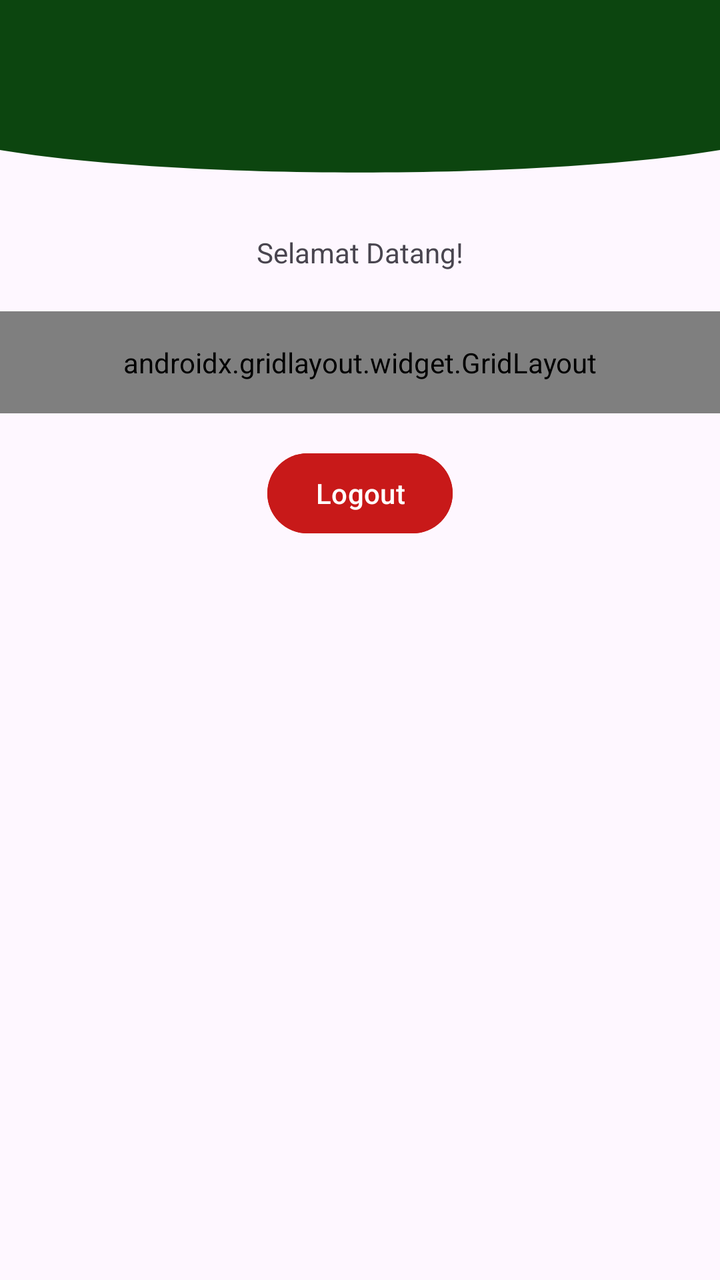
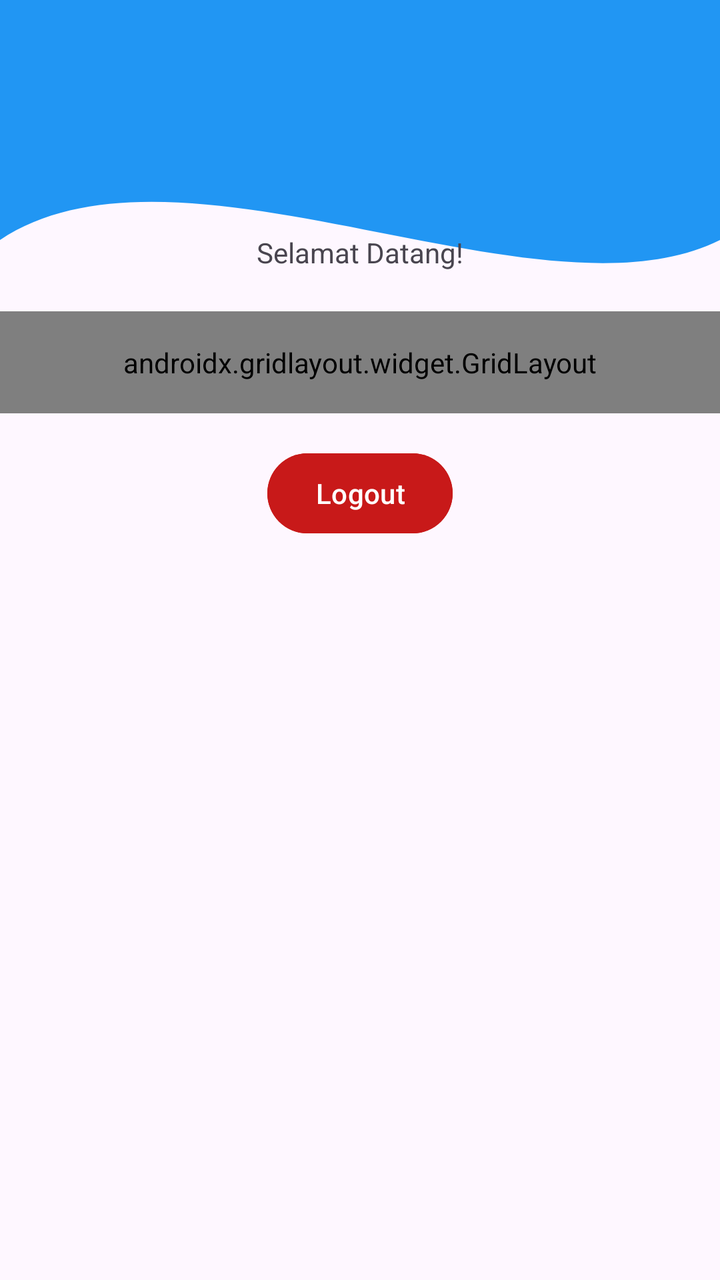

Before-and-after screenshots of an Android layout around one commit, followed by the original layout XML and the change that was made.
<!-- AndroidManifest.xml: application theme Theme.Ayu_3TIF -->
<!-- res/layout/fragment_home.xml -->
<?xml version="1.0" encoding="utf-8"?>
<androidx.constraintlayout.widget.ConstraintLayout xmlns:android="http://schemas.android.com/apk/res/android"
    xmlns:app="http://schemas.android.com/apk/res-auto"
    xmlns:tools="http://schemas.android.com/tools"
    android:layout_width="match_parent"
    android:layout_height="match_parent"
    tools:context=".Home.HomeFragment">

    <androidx.appcompat.widget.Toolbar
        android:id="@+id/toolbar"
        android:layout_width="match_parent"
        android:layout_height="?attr/actionBarSize"
        android:background="?attr/colorPrimary"
        android:backgroundTint="#4889A6"
        app:layout_constraintEnd_toEndOf="parent"
        app:layout_constraintStart_toStartOf="parent"
        app:layout_constraintTop_toTopOf="parent"
        app:layout_scrollFlags="scroll|enterAlways"
        app:subtitleTextColor="@android:color/white"
        app:titleTextColor="@android:color/white" />

    <View
        android:id="@+id/background_header"
        android:layout_width="0dp"
        android:layout_height="100dp"
        android:background="@drawable/bg_header_wave"
        app:layout_constraintEnd_toEndOf="parent"
        app:layout_constraintStart_toStartOf="parent"
        app:layout_constraintTop_toTopOf="parent" />

    <TextView
        android:id="@+id/tvWelcome"
        android:layout_width="wrap_content"
        android:layout_height="wrap_content"
        android:text="Selamat Datang!"
        app:layout_constraintBottom_toBottomOf="parent"
        app:layout_constraintEnd_toEndOf="parent"
        app:layout_constraintStart_toStartOf="parent"
        app:layout_constraintTop_toTopOf="parent"
        app:layout_constraintVertical_bias="0.188" />

    
    <androidx.gridlayout.widget.GridLayout
        android:id="@+id/gridLayout"
        android:layout_width="match_parent"
        android:layout_height="wrap_content"
        android:layout_marginTop="20dp"
        android:padding="16dp"
        app:columnCount="2"
        app:useDefaultMargins="true"
        app:layout_constraintEnd_toEndOf="parent"
        app:layout_constraintStart_toStartOf="parent"
        app:layout_constraintTop_toBottomOf="@id/tvWelcome">

        <Button
            android:id="@+id/btnToFourth"
            android:layout_width="0dp"
            android:layout_height="wrap_content"
            android:backgroundTint="#E491AE"
            android:text="Pertemuan_4"
            app:layout_columnWeight="1"
            app:layout_gravity="fill_horizontal" />

        <Button
            android:id="@+id/btnToFifth"
            android:layout_width="0dp"
            android:layout_height="wrap_content"
            android:text="Pertemuan_5"
            app:layout_columnWeight="1"
            app:layout_gravity="fill_horizontal" />

        <Button
            android:id="@+id/btnToSeventh"
            android:layout_width="0dp"
            android:layout_height="wrap_content"
            android:backgroundTint="#2196F3"
            android:text="Pertemuan_7"
            app:layout_columnWeight="1"
            app:layout_gravity="fill_horizontal" />

        <Button
            android:id="@+id/btnToTenth"
            android:layout_width="0dp"
            android:layout_height="wrap_content"
            android:backgroundTint="#C72F63"
            android:text="Pertemuan_10"
            app:layout_columnWeight="1"
            app:layout_gravity="fill_horizontal" />

    </androidx.gridlayout.widget.GridLayout>

    
    <Button
        android:id="@+id/btnLogout"
        android:layout_width="wrap_content"
        android:layout_height="wrap_content"
        android:layout_marginTop="16dp"
        android:backgroundTint="#C81919"
        android:text="Logout"
        app:layout_constraintEnd_toEndOf="parent"
        app:layout_constraintStart_toStartOf="parent"
        app:layout_constraintTop_toBottomOf="@id/gridLayout" />

</androidx.constraintlayout.widget.ConstraintLayout>
<!-- resources referenced by this layout -->
<resources>
  <!-- drawable bg_header_wave (drawable) -->
  <?xml version="1.0" encoding="utf-8"?>
  <vector xmlns:android="http://schemas.android.com/apk/res/android"
      android:width="100dp"
      android:height="100dp"
      android:viewportWidth="100"
      android:viewportHeight="100">
  
  
  
  
  
  
  
  
  
  
      <path
          android:fillColor="#0C450F"
          android:pathData="
              M0,0
              L100,0
              L100,75
              C 75,90
                25,90
                0,75
              Z" />
  
  </vector>
  <style name="Theme.Ayu_3TIF" parent="Base.Theme.Ayu_3TIF" />
  <style name="Base.Theme.Ayu_3TIF" parent="Theme.Material3.DayNight.NoActionBar">
          
          
      </style>
</resources>

<!-- the commit's change to res/layout/fragment_home.xml (unified diff, before → after) -->
@@ -22,7 +22,7 @@
     <View
         android:id="@+id/background_header"
         android:layout_width="0dp"
-        android:layout_height="100dp"
+        android:layout_height="300dp"
         android:background="@drawable/bg_header_wave"
         app:layout_constraintEnd_toEndOf="parent"
         app:layout_constraintStart_toStartOf="parent"
@@ -86,6 +86,14 @@
             android:text="Pertemuan_10"
             app:layout_columnWeight="1"
             app:layout_gravity="fill_horizontal" />
+        <Button
+            android:id="@+id/btnToEleventh"
+            android:layout_width="0dp"
+            android:layout_height="wrap_content"
+            android:backgroundTint="#8BC34A"
+            android:text="Pertemuan_11"
+            app:layout_columnWeight="1"
+            app:layout_gravity="fill_horizontal" />
 
     </androidx.gridlayout.widget.GridLayout>
 
<!-- resource entries referenced after the edit -->
@@ -7,6 +7,16 @@
       android:height="100dp"
       android:viewportWidth="100"
       android:viewportHeight="100">
+      <path
+          android:fillColor="#2196F3"
+          android:pathData="
+              M0,0
+              L100,0
+              L100,40
+              C 75,55
+                25,20
+                0,40
+              Z" />
   
   
   
@@ -17,16 +27,6 @@
   
   
   
-      <path
-          android:fillColor="#0C450F"
-          android:pathData="
-              M0,0
-              L100,0
-              L100,75
-              C 75,90
-                25,90
-                0,75
-              Z" />
   
   </vector>
   <style name="Theme.Ayu_3TIF" parent="Base.Theme.Ayu_3TIF" />
